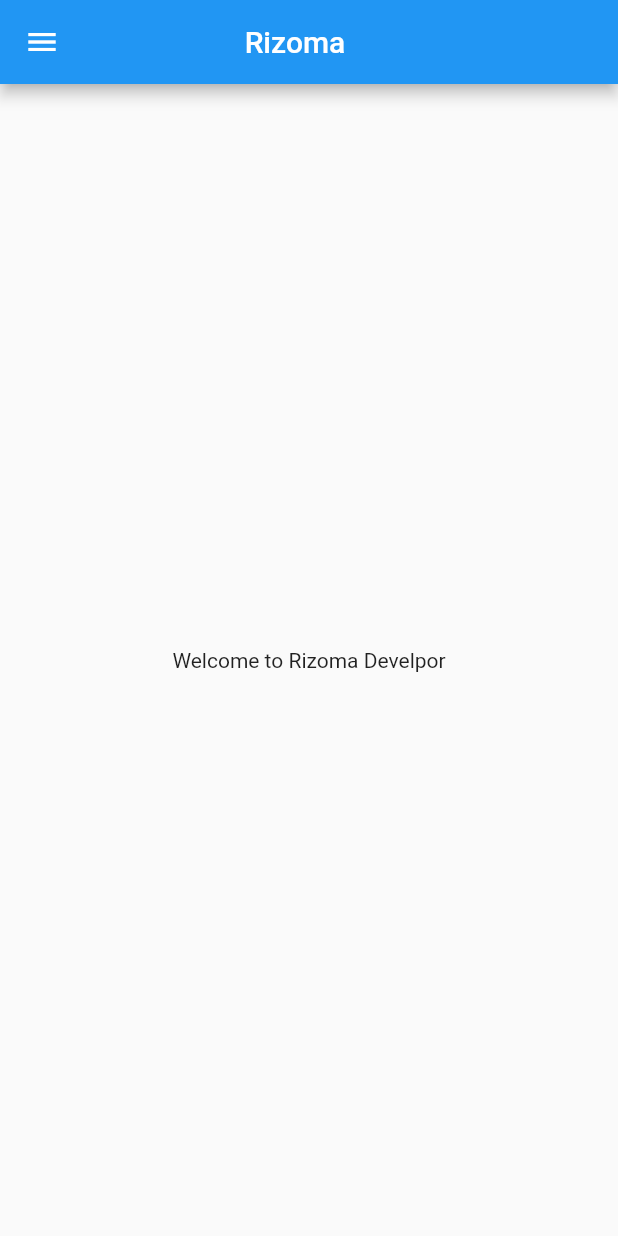
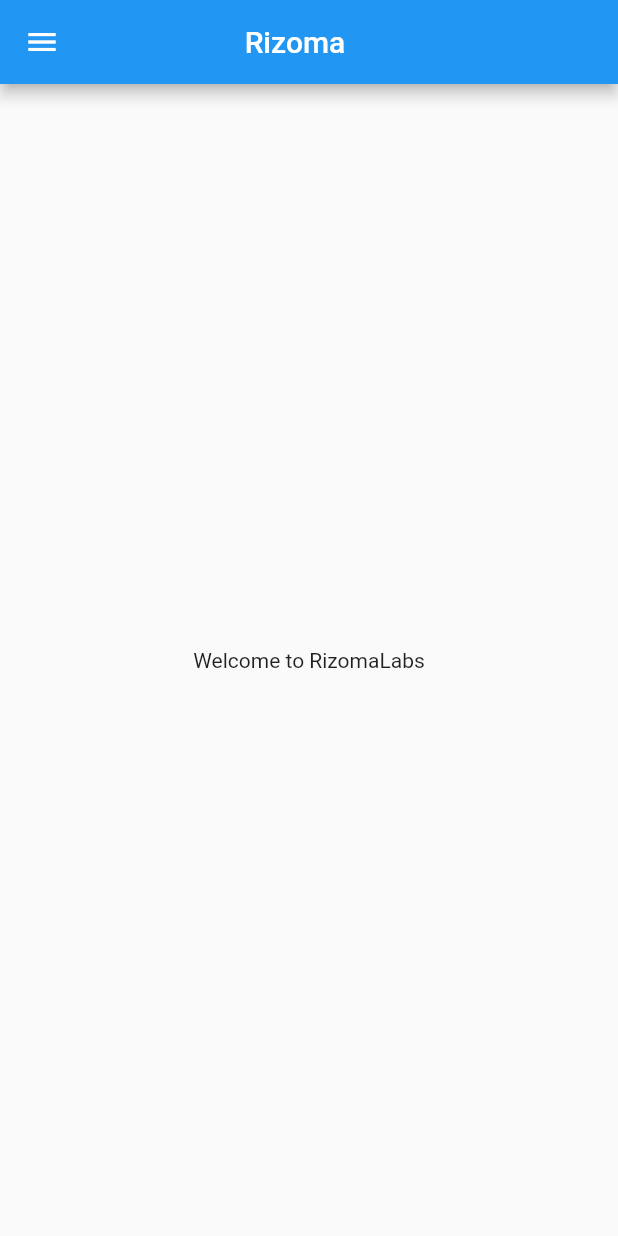
Before and after one commit to WaleedAzhar25/Rizoma, a Flutter app: the screen it shows after launch, on a phone screen of 412 x 824 dp. Run offline on Flutter 3.47's test engine with Material 2 defaults, Android fonts, the phone set to English and light mode, and no system bars.

Commit message:
change the title

```diff
--- a/lib/homepage.dart
+++ b/lib/homepage.dart
@@ -15,7 +15,7 @@ class homepage extends StatelessWidget {
       ),
       body: Center(
         child: Container(
-          child: Text('Welcome to Rizoma Develpor'),
+          child: Text('Welcome to RizomaLabs'),
         ),
       ),
       drawer: Drawer(),
```
